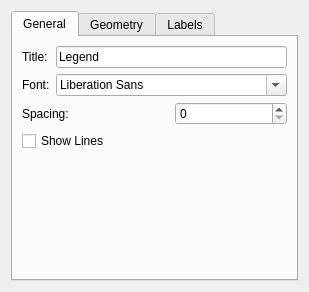
KDE/koffice-chartingshape, file kchart/shape/ChartLegendConfigWidget.ui: the form before one commit.
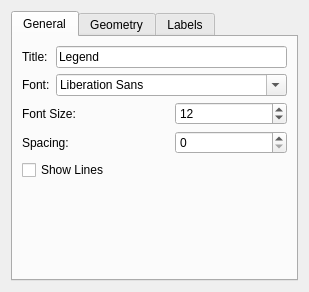
The form after the commit. Icons and pictures are not drawn.

Commit message: Add support for editing the font size with the legend tool

The edit to the form file:
```diff
--- a/kchart/shape/ChartLegendConfigWidget.ui
+++ b/kchart/shape/ChartLegendConfigWidget.ui
@@ -57,23 +57,37 @@
         <widget class="QFontComboBox" name="font" />
        </item>
        <item row="2" column="0" colspan="2" >
+        <widget class="QLabel" name="label_6" >
+         <property name="text" >
+          <string>Font Size:</string>
+         </property>
+        </widget>
+       </item>
+       <item row="2" column="2" >
+        <widget class="QSpinBox" name="fontSize" >
+         <property name="value" >
+          <number>12</number>
+         </property>
+        </widget>
+       </item>
+       <item row="3" column="0" colspan="2" >
         <widget class="QLabel" name="label_5" >
          <property name="text" >
           <string>Spacing:</string>
          </property>
         </widget>
        </item>
-       <item row="2" column="2" >
+       <item row="3" column="2" >
         <widget class="QSpinBox" name="spacing" />
        </item>
-       <item row="3" column="0" colspan="2" >
+       <item row="4" column="0" colspan="2" >
         <widget class="QCheckBox" name="showLines_2" >
          <property name="text" >
           <string>Show Lines</string>
          </property>
         </widget>
        </item>
-       <item row="4" column="0" >
+       <item row="5" column="0" >
         <spacer>
          <property name="orientation" >
           <enum>Qt::Vertical</enum>
```
The commit also changes 6 other files.
